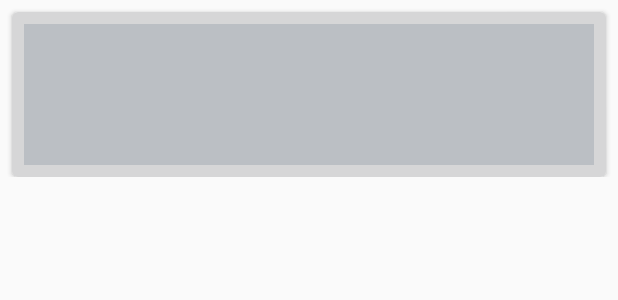
After one commit to mustafakuloglu/ecommerce, an Android app: the layout activiyt_e_card.xml on its own in the app's theme, with its tools: preview values and no code run, on a phone screen of 412 x 824 dp. The commit adds this screen. Shown: the top 300 px of the screen. Run offline under Robolectric (Android 15) with nearby library versions, the phone set to English and light mode, and no system bars.

Commit message:
Activity E tamamlandı

```diff
--- a/app/build.gradle
+++ b/app/build.gradle
@@ -29,5 +29,6 @@ dependencies {
         compile 'com.android.support:recyclerview-v7:21.0.+'
         compile 'com.android.support:cardview-v7:21.0.2'
         compile 'com.android.support:recyclerview-v7:23.1.1'
+
     }
 }
--- /dev/null
+++ b/app/src/main/res/layout/activiyt_e_card.xml
@@ -0,0 +1,72 @@
+<?xml version="1.0" encoding="utf-8"?>
+<LinearLayout xmlns:android="http://schemas.android.com/apk/res/android"
+    android:orientation="vertical" android:layout_width="match_parent"
+    xmlns:card_view="http://schemas.android.com/apk/res-auto"
+    android:layout_height="wrap_content">
+
+
+    <android.support.v7.widget.CardView
+        android:id="@+id/card_view"
+        android:layout_width="match_parent"
+        android:layout_height="110dp"
+        android:layout_gravity="center"
+        android:elevation="100dp"
+        card_view:cardCornerRadius="4dp"
+        card_view:cardBackgroundColor="@color/md_white_1000"
+        android:layout_marginTop="8dp"
+        android:layout_marginLeft="8dp"
+        android:layout_marginRight="8dp"
+        >
+
+        <RelativeLayout
+            android:layout_width="match_parent"
+            android:layout_height="94dp"
+            android:layout_marginTop="4dp"
+            android:layout_marginLeft="8dp"
+            android:layout_marginRight="8dp"
+            android:layout_marginBottom="4dp"
+            android:layout_gravity="center"
+            android:background="@color/activity_e_card_bg"
+            >
+
+            <ImageView
+                android:layout_width="wrap_content"
+                android:layout_height="wrap_content"
+                android:id="@+id/person_photo"
+                android:layout_alignParentLeft="true"
+                android:layout_alignParentTop="true"
+                android:layout_marginRight="16dp"
+                android:layout_centerInParent="true"
+                android:layout_marginLeft="147dp"
+                android:layout_marginTop="40dp"
+                />
+
+            <TextView
+                android:layout_width="wrap_content"
+                android:layout_height="wrap_content"
+                android:id="@+id/person_name"
+                android:layout_alignParentTop="true"
+                android:layout_marginTop="50dp"
+                android:layout_marginLeft="8dp"
+                android:textSize="15sp"
+                android:textStyle="bold"
+                android:textColor="@color/md_white_1000"
+
+                />
+
+            <TextView
+                android:layout_width="wrap_content"
+                android:layout_height="wrap_content"
+                android:id="@+id/person_age"
+                android:layout_below="@+id/person_name"
+                android:layout_marginLeft="8dp"
+                android:textColor="@color/md_white_1000"
+
+                />
+
+        </RelativeLayout>
+
+
+    </android.support.v7.widget.CardView>
+
+</LinearLayout>
--- a/app/src/main/res/values/colors.xml
+++ b/app/src/main/res/values/colors.xml
@@ -3,7 +3,8 @@
     <color name="colorPrimary">#3F51B5</color>
     <color name="colorPrimaryDark">#474a4f</color>
     <color name="colorAccent">#FF4081</color>
-
+<color name="activity_e_bg">#EDEFF2</color>
+    <color name="activity_e_card_bg">#BBBFC4</color>
     <color name="button_red">#ff5252</color>
     <color name="underline">#ddd8d8</color>
 <color name="menu_dark_selected">#7c7c7c</color>
--- a/app/src/main/res/values/strings.xml
+++ b/app/src/main/res/values/strings.xml
@@ -3,8 +3,7 @@
     <string name="title_activity_tab">TabActivity</string>
     <string name="subheader"><font fgcolor="#c5c8cc">Subheader</font></string>
     <string name="title_activity_category">Category</string>
-    <string-array
-        name="Weight">
+    <string-array name="Weight">
         <item>option</item>
     </string-array>
 </resources>
```
Also changed, not shown: app/src/main/AndroidManifest.xml (+9 -2 lines), app/src/main/java/gm/com/ecommerce/activities/ActivityE.java (added, +83 -0 lines), app/src/main/java/gm/com/ecommerce/activities/TabActivity.java (+7 -4 lines), app/src/main/java/gm/com/ecommerce/adapters/ActivityEAdaper.java (added, +75 -0 lines), app/src/main/java/gm/com/ecommerce/models/Person.java (added, +37 -0 lines), app/src/main/res/layout/activity_activity_e.xml (added, +27 -0 lines).
